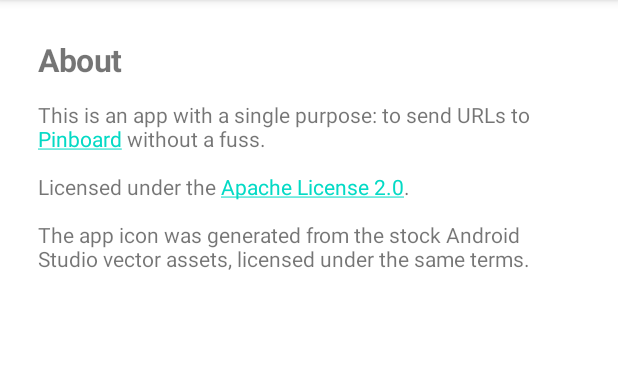
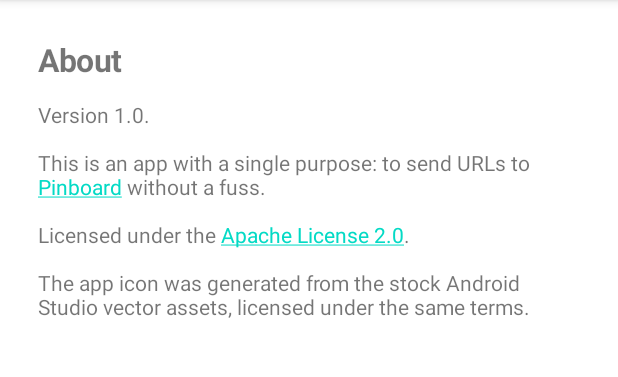
Before and after one commit to mbikovitsky/ShareToPinboard, an Android app: the fragment AboutFragment shown on its own in the app's theme, on a phone screen of 412 x 824 dp, the part 84-461 px from its top. Run offline under Robolectric (Android 15) with nearby library versions, the phone set to English and light mode, and no system bars.

Commit message:
Implement showing the app version on the about screen

```diff
--- a/app/src/main/java/com/bikodbg/sharetopinboard/AboutFragment.kt
+++ b/app/src/main/java/com/bikodbg/sharetopinboard/AboutFragment.kt
@@ -29,7 +29,7 @@ class AboutFragment : Fragment() {
     }
 
     override fun onViewCreated(view: View, savedInstanceState: Bundle?) {
-        val aboutHtml = getString(R.string.about)
+        val aboutHtml = getString(R.string.about, BuildConfig.VERSION_NAME)
         val about = HtmlCompat.fromHtml(aboutHtml, HtmlCompat.FROM_HTML_MODE_LEGACY)
 
         binding.aboutText.text = about
--- a/app/src/main/res/values/strings.xml
+++ b/app/src/main/res/values/strings.xml
@@ -25,6 +25,7 @@
 
     <string name="about"><![CDATA[
 <h1>About</h1>
+<p>Version %1$s.</p>
 <p>This is an app with a single purpose: to send URLs to <a href="https://pinboard.in/">Pinboard</a> without a fuss.</p>
 <p>Licensed under the <a href="https://www.apache.org/licenses/LICENSE-2.0.txt">Apache License 2.0</a>.</p>
 <p>The app icon was generated from the stock Android Studio vector assets, licensed under the same terms.</p>
```
